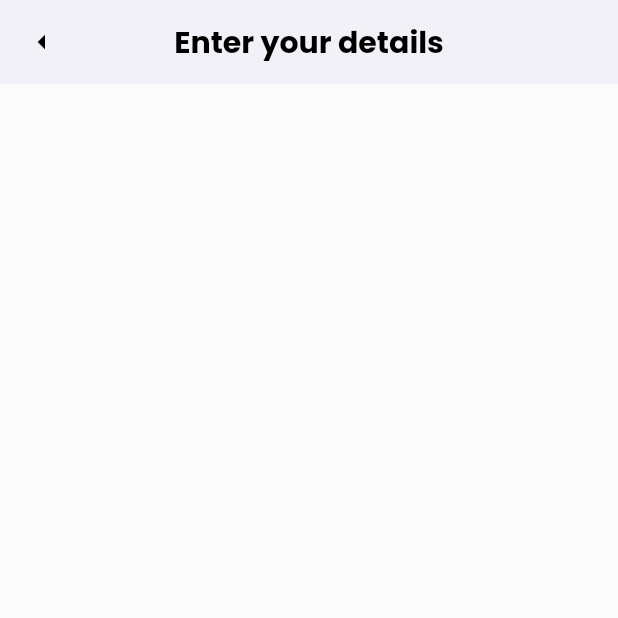
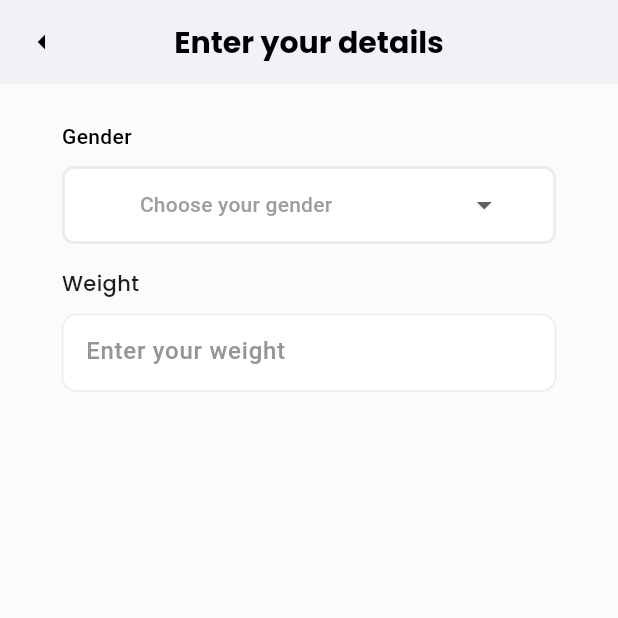
Before and after one commit to Eslamadelelkhouly/Balanced-Meal, a Flutter app: the DetailsScreen screen opened by its route, on a phone screen of 412 x 824 dp, the top half of it. Run offline on Flutter 3.47's test engine with Material 3 defaults, Android fonts, the phone set to English and light mode, and no system bars; our stand-ins replace dropdown_button2, dropdown_textfield, go_router, google_fonts; Roboto replaces fonts that are missing (Questrial).

Commit message:
add custom dropdown & custom text field

```diff
--- a/lib/core/utils/app_color.dart
+++ b/lib/core/utils/app_color.dart
@@ -4,4 +4,5 @@ abstract class AppColor {
   static const Color orange = Color(0xffF25700);
   static const Color whitedarker = Color(0xffDADADA);
   static const Color whiteforgray = Color(0xffFBFBFB);
+  static const Color orangelight = Color(0xffFFEDE3);
 }
--- a/lib/core/utils/router_screen.dart
+++ b/lib/core/utils/router_screen.dart
@@ -1,4 +1,4 @@
-import 'package:balancedmeal/features/Details%20Screen/presentation/views/details_screen.dart';
+import 'package:balancedmeal/features/Details%20Screen/presentation/views/details_view.dart';
 import 'package:balancedmeal/features/welcom%20screen/presentation/views/welcome_view.dart';
 import 'package:flutter/material.dart';
 import 'package:go_router/go_router.dart';
--- a/lib/core/utils/style.dart
+++ b/lib/core/utils/style.dart
@@ -14,4 +14,12 @@ abstract class AppStyle {
     fontSize: 16,
     fontWeight: FontWeight.w500,
   );
+  static TextStyle textStylesemibold50014poppins = GoogleFonts.poppins(
+    fontSize: 14,
+    fontWeight: FontWeight.w500,
+  );
+  static TextStyle textStylesemibold50016Questrial = GoogleFonts.questrial(
+    fontSize: 16,
+    fontWeight: FontWeight.w500,
+  );
 }
--- /dev/null
+++ b/lib/core/widgets/custom_app_bar.dart
@@ -0,0 +1,25 @@
+import 'package:balancedmeal/core/utils/style.dart';
+import 'package:flutter/material.dart';
+
+AppBar CustomAppbar(BuildContext context, {required String title}) {
+  return AppBar(
+    elevation: 3,
+    leading: IconButton(
+        icon: const Icon(
+          Icons.arrow_left,
+          color: Colors.black,
+        ),
+        onPressed: () {
+          Navigator.pop(context);
+        }),
+    backgroundColor: Colors.white,
+    title: Text(
+      '$title',
+      style: AppStyle.textStyleregular20poppins.copyWith(
+        color: Colors.black,
+        fontWeight: FontWeight.w700,
+      ),
+    ),
+    centerTitle: true,
+  );
+}
--- /dev/null
+++ b/lib/core/widgets/custom_drop_down.dart
@@ -0,0 +1,145 @@
+import 'package:balancedmeal/core/utils/app_color.dart';
+import 'package:dropdown_button2/dropdown_button2.dart';
+import 'package:flutter/material.dart';
+
+class CustomDropDown extends StatefulWidget {
+  const CustomDropDown({
+    super.key,
+    required this.hinttext,
+    required this.dropdowntext1,
+    required this.dropdowntext2,
+    required this.text,
+    required this.width,
+  });
+
+  final String hinttext, dropdowntext1, dropdowntext2, text;
+  final double width;
+
+  @override
+  State<CustomDropDown> createState() => _CustomDropDownState();
+}
+
+class _CustomDropDownState extends State<CustomDropDown> {
+  String? selectedValue;
+  late final List<String> items;
+
+  @override
+  void initState() {
+    super.initState();
+    items = [widget.dropdowntext1, widget.dropdowntext2];
+  }
+
+  @override
+  Widget build(BuildContext context) {
+    return SizedBox(
+      width: widget.width,
+      child: Column(
+        crossAxisAlignment: CrossAxisAlignment.start,
+        children: [
+          Text(
+            widget.text,
+            style: const TextStyle(
+              fontWeight: FontWeight.w500,
+              fontSize: 14,
+              color: Colors.black,
+            ),
+          ),
+          const SizedBox(height: 10),
+          DropdownButtonFormField2<String>(
+            isExpanded: true,
+            decoration: InputDecoration(
+              contentPadding: const EdgeInsets.symmetric(horizontal: 16),
+              filled: true,
+              fillColor: Colors.white,
+              border: OutlineInputBorder(
+                borderRadius: BorderRadius.circular(8),
+                borderSide:
+                    const BorderSide(width: 2, color: Color(0xffEAECF0)),
+              ),
+              enabledBorder: OutlineInputBorder(
+                borderRadius: BorderRadius.circular(8),
+                borderSide:
+                    const BorderSide(width: 2, color: Color(0xffEAECF0)),
+              ),
+              focusedBorder: OutlineInputBorder(
+                borderRadius: BorderRadius.circular(8),
+                borderSide:
+                    const BorderSide(width: 2, color: Color(0xffEAECF0)),
+              ),
+            ),
+            hint: Text(
+              widget.hinttext,
+              style: const TextStyle(fontSize: 14, color: Colors.grey),
+            ),
+            items: items.map((item) {
+              final bool isSelectedItem = selectedValue == item;
+              return DropdownMenuItem<String>(
+                value: item,
+                child: SizedBox(
+                  width: double.infinity,
+                  child: Container(
+                    color: isSelectedItem
+                        ? AppColor.orangelight
+                        : Colors.transparent,
+                    padding:
+                        const EdgeInsets.symmetric(horizontal: 12, vertical: 8),
+                    child: Row(
+                      mainAxisAlignment: MainAxisAlignment.spaceBetween,
+                      children: [
+                        Text(
+                          item,
+                          style: TextStyle(
+                            color: Colors.black,
+                            fontWeight: isSelectedItem
+                                ? FontWeight.bold
+                                : FontWeight.normal,
+                          ),
+                        ),
+                        if (isSelectedItem)
+                          const Icon(Icons.check,
+                              color: Colors.orange, size: 18),
+                      ],
+                    ),
+                  ),
+                ),
+              );
+            }).toList(),
+            selectedItemBuilder: (context) {
+              return items.map((item) {
+                return Text(
+                  item,
+                  style: const TextStyle(color: Colors.black),
+                );
+              }).toList();
+            },
+            value: selectedValue,
+            onChanged: (value) {
+              setState(() {
+                selectedValue = value;
+              });
+            },
+            validator: (value) {
+              if (value == null || value.isEmpty) {
+                return 'Please enter your ${widget.text}';
+              }
+              return null;
+            },
+            buttonStyleData: const ButtonStyleData(
+              padding: EdgeInsets.symmetric(horizontal: 16),
+              height: 52,
+            ),
+            dropdownStyleData: DropdownStyleData(
+              decoration: BoxDecoration(
+                borderRadius: BorderRadius.circular(8),
+              ),
+              elevation: 4,
+              offset: const Offset(0, 8),
+              padding: EdgeInsets.zero,
+              maxHeight: 200,
+            ),
+          ),
+        ],
+      ),
+    );
+  }
+}
--- /dev/null
+++ b/lib/core/widgets/custom_text_field.dart
@@ -0,0 +1,85 @@
+import 'package:balancedmeal/core/utils/style.dart';
+import 'package:flutter/material.dart';
+
+class CustomTextField extends StatelessWidget {
+  const CustomTextField({
+    super.key,
+    required this.text,
+    required this.iconField,
+    required this.hinttext,
+    required this.onSaved,
+    required this.controller,
+    required this.state,
+    this.suffix,
+  });
+  final String text;
+  final String iconField;
+  final String hinttext;
+  final String? Function(String?)? onSaved;
+  final TextEditingController controller;
+  final bool state;
+  final String? suffix;
+
+  @override
+  Widget build(BuildContext context) {
+    return Column(
+      crossAxisAlignment: CrossAxisAlignment.start,
+      children: [
+        Text(
+          text,
+          style: AppStyle.textStylesemibold50014poppins,
+        ),
+        SizedBox(
+          height: 10,
+        ),
+        Container(
+          width: MediaQuery.of(context).size.width * 0.8,
+          height: 52,
+          child: TextFormField(
+            controller: controller,
+            validator: (value) {
+              if (value!.isEmpty || value == null) {
+                return 'Please enter your $text';
+              }
+            },
+            cursorColor: Colors.black,
+            onSaved: onSaved,
+            decoration: InputDecoration(
+              hintText: hinttext,
+              hintStyle: AppStyle.textStylesemibold50016Questrial.copyWith(
+                color: Color(0xff959595),
+              ),
+              suffix: state
+                  ? Text(
+                      '$suffix',
+                      style: AppStyle.textStylesemibold50014poppins.copyWith(
+                        color: Colors.black,
+                      ),
+                    )
+                  : SizedBox(),
+              filled: true,
+              fillColor: Colors.white,
+              focusedBorder: OutlineInputBorder(
+                borderSide: BorderSide(color: Color(0xffEAECF0)),
+                borderRadius: BorderRadius.circular(10),
+              ),
+              enabledBorder: OutlineInputBorder(
+                borderRadius: BorderRadius.circular(10),
+                borderSide: BorderSide(color: Color(0xffEAECF0)),
+              ),
+              border: OutlineInputBorder(
+                borderRadius: BorderRadius.circular(10),
+              ),
+              disabledBorder: OutlineInputBorder(
+                borderSide: BorderSide(
+                  color: Color(0xffEAECF0),
+                ),
+                borderRadius: BorderRadius.circular(10),
+              ),
+            ),
+          ),
+        ),
+      ],
+    );
+  }
+}
--- a/lib/features/Details Screen/presentation/views/details_screen.dart
+++ /dev/null
@@ -1,34 +0,0 @@
-import 'package:balancedmeal/core/utils/app_color.dart';
-import 'package:balancedmeal/core/utils/style.dart';
-import 'package:flutter/material.dart';
-
-class DetailsScreen extends StatelessWidget {
-  const DetailsScreen({super.key});
-
-  @override
-  Widget build(BuildContext context) {
-    return Scaffold(
-      backgroundColor: AppColor.whiteforgray,
-      appBar: AppBar(
-        elevation: 3,
-        leading: IconButton(
-            icon: const Icon(
-              Icons.arrow_left,
-              color: Colors.black,
-            ),
-            onPressed: () {
-              Navigator.pop(context);
-            }),
-        backgroundColor: Colors.white,
-        title: Text(
-          'Enter your details',
-          style: AppStyle.textStyleregular20poppins.copyWith(
-            color: Colors.black,
-            fontWeight: FontWeight.w700,
-          ),
-        ),
-        centerTitle: true,
-      ),
-    );
-  }
-}
--- /dev/null
+++ b/lib/features/Details Screen/presentation/views/details_view.dart
@@ -0,0 +1,18 @@
+import 'package:balancedmeal/core/utils/app_color.dart';
+import 'package:balancedmeal/core/utils/style.dart';
+import 'package:balancedmeal/core/widgets/custom_app_bar.dart';
+import 'package:balancedmeal/features/Details%20Screen/presentation/views/widgets/details_view_body.dart';
+import 'package:flutter/material.dart';
+
+class DetailsScreen extends StatelessWidget {
+  const DetailsScreen({super.key});
+
+  @override
+  Widget build(BuildContext context) {
+    return Scaffold(
+      backgroundColor: AppColor.whiteforgray,
+      appBar: CustomAppbar(context, title: 'Enter your details'),
+      body: DetailsViewBody(),
+    );
+  }
+}
--- /dev/null
+++ b/lib/features/Details Screen/presentation/views/widgets/details_view_body.dart
@@ -0,0 +1,65 @@
+import 'package:balancedmeal/core/widgets/custom_drop_down.dart';
+import 'package:balancedmeal/core/widgets/custom_text_field.dart';
+import 'package:dropdown_textfield/dropdown_textfield.dart';
+import 'package:flutter/material.dart';
+
+class DetailsViewBody extends StatefulWidget {
+  const DetailsViewBody({super.key});
+
+  @override
+  State<DetailsViewBody> createState() => _DetailsViewBodyState();
+}
+
+class _DetailsViewBodyState extends State<DetailsViewBody> {
+  late SingleValueDropDownController controllerdropdown1;
+  late TextEditingController wight;
+
+  @override
+  void initState() {
+    // TODO: implement initState
+    super.initState();
+    controllerdropdown1 = SingleValueDropDownController();
+    wight = TextEditingController();
+  }
+
+  @override
+  void dispose() {
+    // TODO: implement dispose
+    super.dispose();
+    controllerdropdown1.dispose();
+    wight.dispose();
+  }
+
+  @override
+  Widget build(BuildContext context) {
+    return Center(
+      child: Column(
+        crossAxisAlignment: CrossAxisAlignment.center,
+        children: [
+          SizedBox(
+            height: MediaQuery.of(context).size.height * 0.03,
+          ),
+          CustomDropDown(
+            width: MediaQuery.of(context).size.width * 0.8,
+            hinttext: 'Choose your gender',
+            dropdowntext1: 'Male',
+            dropdowntext2: 'Female',
+            text: 'Gender',
+          ),
+          SizedBox(
+            height: MediaQuery.of(context).size.height * 0.02,
+          ),
+          CustomTextField(
+            text: 'Weight',
+            iconField: '',
+            hinttext: 'Enter your weight',
+            onSaved: (value) {},
+            controller: wight,
+            state: true,
+            suffix: 'kg',
+          ),
+        ],
+      ),
+    );
+  }
+}
--- a/pubspec.yaml
+++ b/pubspec.yaml
@@ -37,6 +37,9 @@ dependencies:
   cupertino_icons: ^1.0.8
   go_router: ^15.1.2
   google_fonts: ^6.2.1
+  dropdown_textfield: ^1.2.0
+  dropdown_button2: ^2.3.9
+
 
 dev_dependencies:
   flutter_test:
```
Also changed, not shown: pubspec.lock.
